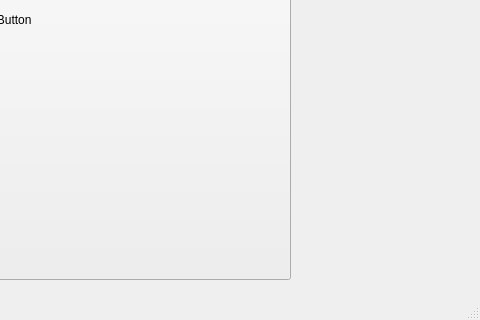
pt20krezolekk/clicker, file mainwindow.ui: the form before one commit; both pictures show x 320 to 800 and y 280 to 600 of the 800 by 600 pixel window.
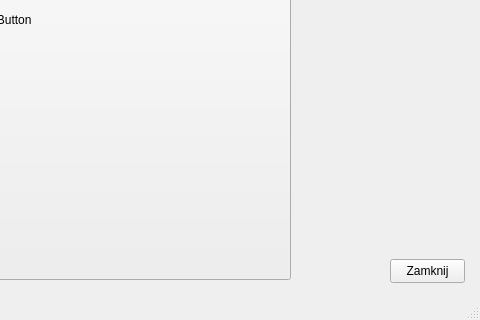
The form after the commit.

Commit message: O Qt

Diff of the .ui file:
```diff
--- a/mainwindow.ui
+++ b/mainwindow.ui
@@ -53,6 +53,19 @@
      <string>Najlepszy wynik: 0</string>
     </property>
    </widget>
+   <widget class="QPushButton" name="pushButton_2">
+    <property name="geometry">
+     <rect>
+      <x>710</x>
+      <y>520</y>
+      <width>75</width>
+      <height>24</height>
+     </rect>
+    </property>
+    <property name="text">
+     <string>Zamknij</string>
+    </property>
+   </widget>
   </widget>
   <widget class="QMenuBar" name="menubar">
    <property name="geometry">
```
Left out of the diff: 8 changed lines with no effect on the pictures. The commit also changes 2 other files.
